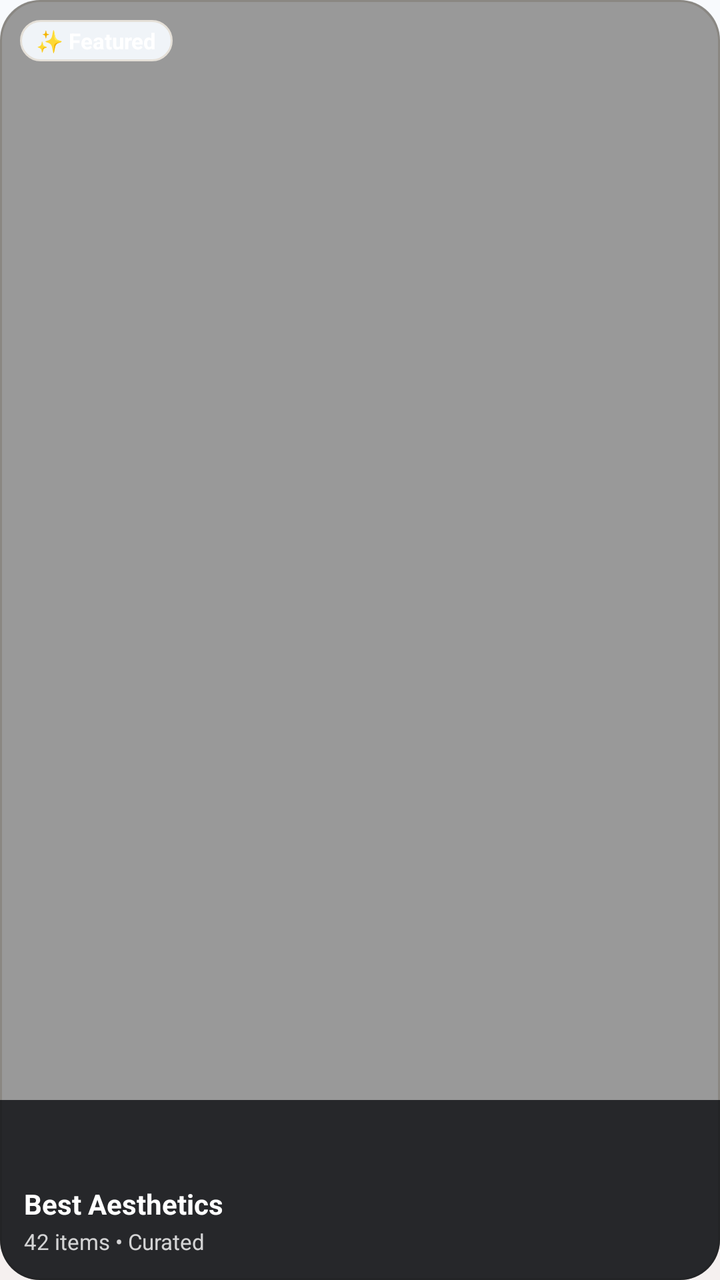
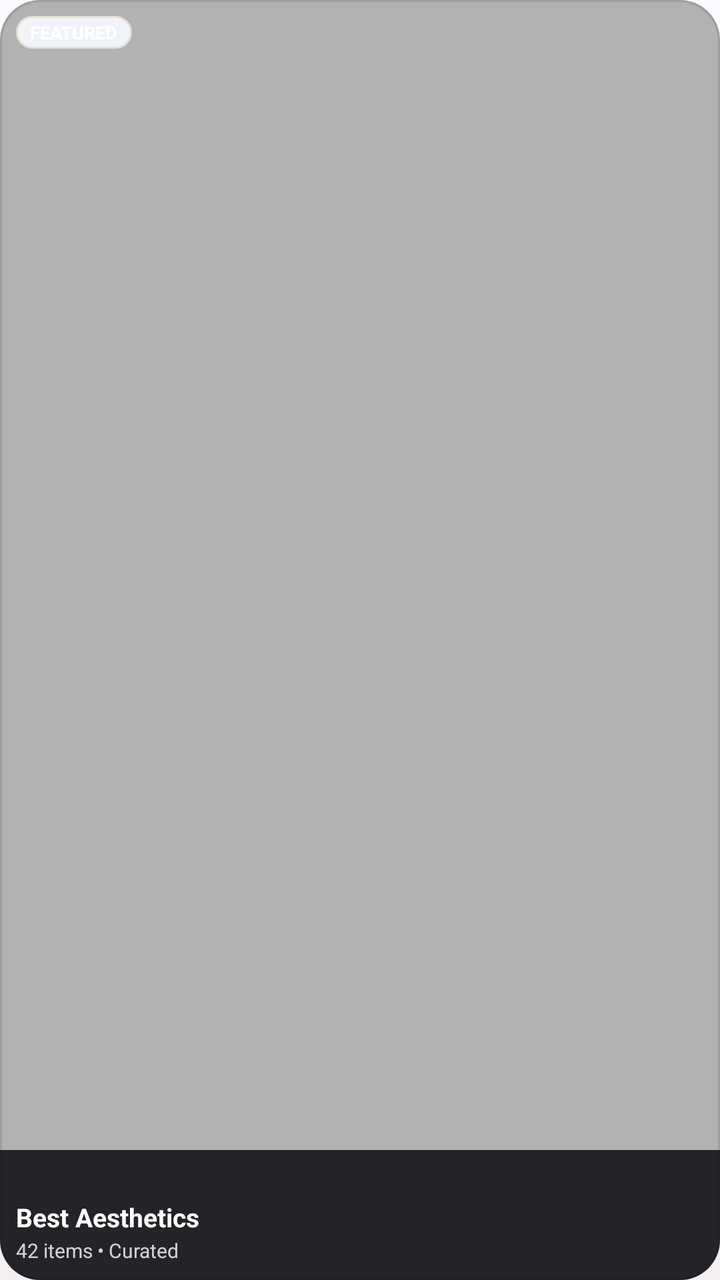

Before-and-after screenshots of an Android layout around one commit, followed by the original layout XML and the change that was made.
<!-- AndroidManifest.xml: application theme Theme.ArtrawFiles -->
<!-- res/layout/item_gallery_memory_card.xml -->
<?xml version="1.0" encoding="utf-8"?>
<FrameLayout xmlns:android="http://schemas.android.com/apk/res/android"
    android:id="@+id/cardMemoryRoot"
    android:layout_width="230dp"
    android:layout_height="150dp"
    android:layout_marginEnd="12dp"
    android:background="@drawable/bg_gallery_hero_card"
    android:clipToOutline="true"
    android:foreground="?android:attr/selectableItemBackground">

    
    <ImageView
        android:id="@+id/imgMemoryCover"
        android:layout_width="match_parent"
        android:layout_height="match_parent"
        android:scaleType="centerCrop"
        android:contentDescription="Memory Cover" />

    
    <View
        android:layout_width="match_parent"
        android:layout_height="match_parent"
        android:background="#66000000" />

    
    <View
        android:layout_width="match_parent"
        android:layout_height="90dp"
        android:layout_gravity="bottom"
        android:background="#CC0B0C10" />

    
    <TextView
        android:id="@+id/tvMemoryBadge"
        android:layout_width="wrap_content"
        android:layout_height="wrap_content"
        android:layout_gravity="top|start"
        android:layout_margin="10dp"
        android:background="@drawable/bg_gallery_exif_badge"
        android:paddingStart="8dp"
        android:paddingEnd="8dp"
        android:paddingTop="3dp"
        android:paddingBottom="3dp"
        android:text="✨ Featured"
        android:textColor="#FFFFFF"
        android:textSize="11sp"
        android:textStyle="bold" />

    
    <LinearLayout
        android:layout_width="match_parent"
        android:layout_height="wrap_content"
        android:layout_gravity="bottom"
        android:orientation="vertical"
        android:padding="12dp">

        <TextView
            android:id="@+id/tvMemoryTitle"
            android:layout_width="match_parent"
            android:layout_height="wrap_content"
            android:text="Best Aesthetics"
            android:textColor="#FFFFFF"
            android:textSize="14sp"
            android:textStyle="bold"
            android:singleLine="true"
            android:ellipsize="end" />

        <TextView
            android:id="@+id/tvMemorySubtitle"
            android:layout_width="match_parent"
            android:layout_height="wrap_content"
            android:layout_marginTop="2dp"
            android:text="42 items • Curated"
            android:textColor="#CCFFFFFF"
            android:textSize="11sp"
            android:singleLine="true" />
    </LinearLayout>
</FrameLayout>
<!-- resources referenced by this layout -->
<resources>
  <!-- drawable bg_gallery_exif_badge (drawable) -->
  <?xml version="1.0" encoding="utf-8"?>
  <shape xmlns:android="http://schemas.android.com/apk/res/android"
      android:shape="rectangle">
      <corners android:radius="12dp" />
      <solid android:color="@color/aurora_background_elevated" />
      <stroke
          android:width="1dp"
          android:color="@color/gallery_card_border" />
  </shape>
  <!-- drawable bg_gallery_hero_card (drawable) -->
  <?xml version="1.0" encoding="utf-8"?>
  <shape xmlns:android="http://schemas.android.com/apk/res/android"
      android:shape="rectangle">
      <corners android:radius="20dp" />
      <solid android:color="@color/gallery_card_surface" />
      <stroke
          android:width="1dp"
          android:color="@color/gallery_card_border" />
  </shape>
  <style name="Theme.ArtrawFiles" parent="@android:style/Theme.Material.Light.NoActionBar">
          <item name="android:colorPrimary">@color/aurora_primary</item>
          <item name="android:colorPrimaryDark">@color/aurora_background_deep</item>
          <item name="android:colorAccent">@color/aurora_secondary</item>
          <item name="android:windowBackground">@drawable/bg_heaven_gradient</item>
          <item name="android:colorBackground">@color/aurora_background_deep</item>
          <item name="android:windowDrawsSystemBarBackgrounds">true</item>
          <item name="android:statusBarColor">@android:color/transparent</item>
          <item name="android:navigationBarColor">@android:color/transparent</item>
          <item name="android:windowLightStatusBar">true</item>
          <item name="android:windowLightNavigationBar">true</item>
          <item name="android:windowAnimationStyle">@style/Animation.ArtrawFiles</item>
          <item name="android:windowSplashScreenBackground">@color/aurora_background_deep</item>
          <item name="android:windowSplashScreenAnimatedIcon">@drawable/ic_launcher_foreground_vector</item>
          <item name="android:windowSplashScreenAnimationDuration">500</item>
          <item name="android:windowSplashScreenIconBackgroundColor">@color/aurora_background_deep</item>
      </style>
  <color name="aurora_background_elevated">#F0F4F8</color>
  <color name="gallery_card_border">#E5E0D8</color>
  <color name="gallery_card_surface">#FFFFFF</color>
  <color name="aurora_primary">#A94B47</color>
  <color name="aurora_background_deep">#F5F7FA</color>
  <color name="aurora_secondary">#3F6FA8</color>
  <!-- drawable bg_heaven_gradient (drawable) -->
  <?xml version="1.0" encoding="utf-8"?>
  <shape xmlns:android="http://schemas.android.com/apk/res/android"
      android:shape="rectangle">
      <gradient
          android:angle="270"
          android:centerColor="@color/aurora_gradient_mid"
          android:endColor="@color/aurora_gradient_end"
          android:startColor="@color/aurora_gradient_start"
          android:type="linear" />
  </shape>
  <style name="Animation.ArtrawFiles" parent="@android:style/Animation.Activity">
          <item name="android:activityOpenEnterAnimation">@anim/activity_open</item>
          <item name="android:activityOpenExitAnimation">@anim/activity_hold</item>
          <item name="android:activityCloseEnterAnimation">@anim/activity_hold</item>
          <item name="android:activityCloseExitAnimation">@anim/activity_close</item>
          <item name="android:windowEnterAnimation">@anim/activity_open</item>
          <item name="android:windowExitAnimation">@anim/activity_close</item>
      </style>
  <color name="aurora_gradient_mid">#EEF3F9</color>
  <color name="aurora_gradient_end">#F5F0EF</color>
  <color name="aurora_gradient_start">#F8FAFD</color>
  <!-- unchanged entries left out for length: 1 -->
</resources>

<!-- the commit's change to res/layout/item_gallery_memory_card.xml (unified diff, before → after) -->
@@ -1,9 +1,9 @@
 <?xml version="1.0" encoding="utf-8"?>
 <FrameLayout xmlns:android="http://schemas.android.com/apk/res/android"
     android:id="@+id/cardMemoryRoot"
-    android:layout_width="230dp"
-    android:layout_height="150dp"
-    android:layout_marginEnd="12dp"
+    android:layout_width="180dp"
+    android:layout_height="110dp"
+    android:layout_marginEnd="10dp"
     android:background="@drawable/bg_gallery_hero_card"
     android:clipToOutline="true"
     android:foreground="?android:attr/selectableItemBackground">
@@ -20,14 +20,14 @@
     <View
         android:layout_width="match_parent"
         android:layout_height="match_parent"
-        android:background="#66000000" />
+        android:background="#4D000000" />
 
     
     <View
         android:layout_width="match_parent"
-        android:layout_height="90dp"
+        android:layout_height="65dp"
         android:layout_gravity="bottom"
-        android:background="#CC0B0C10" />
+        android:background="#D90B0C10" />
 
     
     <TextView
@@ -35,15 +35,15 @@
         android:layout_width="wrap_content"
         android:layout_height="wrap_content"
         android:layout_gravity="top|start"
-        android:layout_margin="10dp"
+        android:layout_margin="8dp"
         android:background="@drawable/bg_gallery_exif_badge"
-        android:paddingStart="8dp"
-        android:paddingEnd="8dp"
-        android:paddingTop="3dp"
-        android:paddingBottom="3dp"
-        android:text="✨ Featured"
+        android:paddingStart="7dp"
+        android:paddingEnd="7dp"
+        android:paddingTop="2dp"
+        android:paddingBottom="2dp"
+        android:text="FEATURED"
         android:textColor="#FFFFFF"
-        android:textSize="11sp"
+        android:textSize="9sp"
         android:textStyle="bold" />
 
     
@@ -52,7 +52,7 @@
         android:layout_height="wrap_content"
         android:layout_gravity="bottom"
         android:orientation="vertical"
-        android:padding="12dp">
+        android:padding="8dp">
 
         <TextView
             android:id="@+id/tvMemoryTitle"
@@ -60,7 +60,7 @@
             android:layout_height="wrap_content"
             android:text="Best Aesthetics"
             android:textColor="#FFFFFF"
-            android:textSize="14sp"
+            android:textSize="13sp"
             android:textStyle="bold"
             android:singleLine="true"
             android:ellipsize="end" />
@@ -69,10 +69,10 @@
             android:id="@+id/tvMemorySubtitle"
             android:layout_width="match_parent"
             android:layout_height="wrap_content"
-            android:layout_marginTop="2dp"
+            android:layout_marginTop="1dp"
             android:text="42 items • Curated"
             android:textColor="#CCFFFFFF"
-            android:textSize="11sp"
+            android:textSize="10sp"
             android:singleLine="true" />
     </LinearLayout>
 </FrameLayout>
